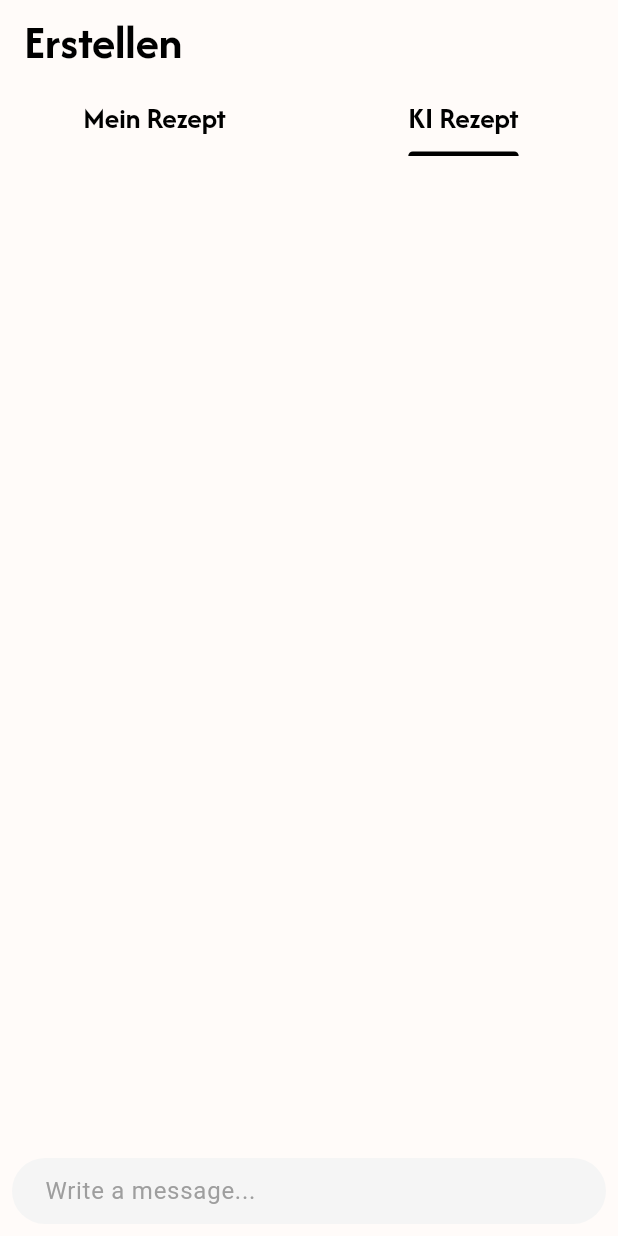
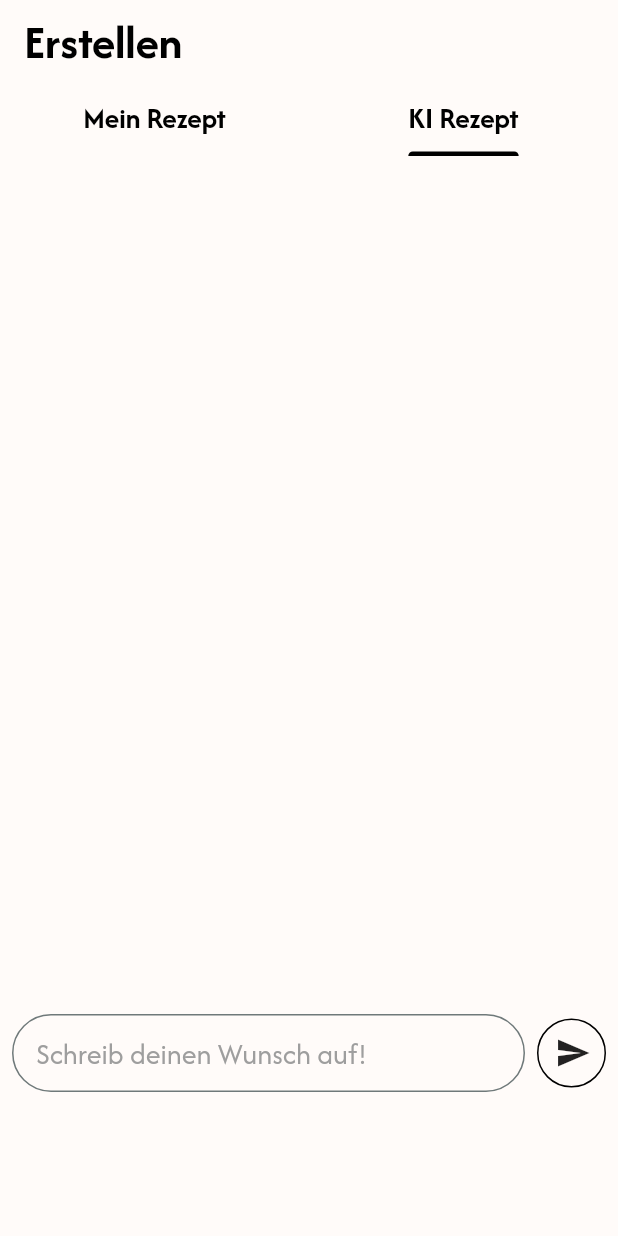
Before and after one commit to schenker332/finder, a Flutter app: the CreateScreen screen opened directly, tab 2 chosen, on a phone screen of 412 x 824 dp. Run offline on Flutter 3.47's test engine with Material 3 defaults, Android fonts, the phone set to English and light mode, and no system bars; drawn by our look-alikes of dash_chat_2; our stand-ins replace google_fonts, image_picker, shared_preferences; missing offline and left inert: chat_gpt_sdk; accounts and stored records are empty.

Commit message:
minimal styling on KI Rezept

```diff
--- a/finder/lib/pages/create_screen.dart
+++ b/finder/lib/pages/create_screen.dart
@@ -28,7 +28,7 @@ class _CreateScreenState extends State<CreateScreen> {
   final _Currentuser = ChatUser(id: "1", firstName: "Franziska");
   final ChatUser _gptChatUser = ChatUser(id: "2", firstName: "ChatGPT");
   final _chatGpt = OpenAI.instance.build(
-    token: "...",
+    token: "[TOKEN]",
     baseOption: HttpSetup(receiveTimeout: const Duration(seconds: 5)),
     enableLog: true,
   );
@@ -600,16 +600,71 @@ class _CreateScreenState extends State<CreateScreen> {
                 ),
               ),
               //KI_Page
-              DashChat(
-                messages: messages,
-                messageOptions: const MessageOptions(
-                  currentUserContainerColor: Color(0xFFCFD8CD),
-                  containerColor: Color.fromRGBO(0, 166, 126, 1),
-                  textColor: Colors.black,
-                  currentUserTextColor: Colors.black,
+              Padding(
+                padding: const EdgeInsets.only(bottom: 88.0),
+                child: DashChat(
+                  messages: messages,
+                  inputOptions: InputOptions(
+                    cursorStyle: const CursorStyle(
+                      color: Colors.black,
+                      width: 1,
+                    ),
+                    inputDecoration: InputDecoration(
+                      fillColor: Colors.white,
+                      hintStyle: Theme.of(context).textTheme.bodyMedium!.copyWith(
+                        fontSize: 20,
+                        letterSpacing: 0,
+                        height: 1,
+                        color: Colors.grey
+                      ),
+                      hintText: 'Schreib deinen Wunsch auf!',
+                      border: OutlineInputBorder(
+                          borderRadius: BorderRadius.all(Radius.circular(99.0)),
+                          borderSide: BorderSide(color: Colors.black)
+                      ),
+                      focusedBorder: OutlineInputBorder(
+                          borderRadius: BorderRadius.all(Radius.circular(99.0)),
+                          borderSide: BorderSide(color: Colors.black)
+                      ),
+                    ),
+                    inputTextStyle: Theme.of(context).textTheme.bodyMedium!.copyWith(
+                      fontSize: 20,
+                      letterSpacing: 0,
+                      height: 1,
+                    ),
+                    alwaysShowSend: true,
+                    sendOnEnter: true,
+                    sendButtonBuilder: (fct) {
+                      return Padding(
+                        padding: const EdgeInsets.only(left: 8.0),
+                        child: Container(
+                          decoration: BoxDecoration(
+                            borderRadius: BorderRadius.circular(99),
+                            border: Border.all(
+                              color: Colors.black,
+                              width: 1,
+                            ),
+                          ),
+                          child: const Padding(
+                            padding: EdgeInsets.only(top: 10.0, bottom: 10.0, left: 11.0, right: 9.0),
+                            child: Icon(Icons.send),
+                          ),
+                        ),
+                      );
+                    }
+                  ),
+                  //scrollToBottomOptions: DefaultScrollToBottom(),
+                  messageOptions: MessageOptions(
+                    currentUserContainerColor: Theme.of(context).colorScheme.onPrimary,
+                    containerColor: Colors.grey,
+                    textColor: Colors.black,
+                    currentUserTextColor: Colors.black,
+                    showOtherUsersAvatar: false,
+                    showOtherUsersName: false,
+                  ),
+                  onSend: onSend,
+                  currentUser: _Currentuser,
                 ),
-                onSend: onSend,
-                currentUser: _Currentuser,
               ),
             ],
           ),
```
